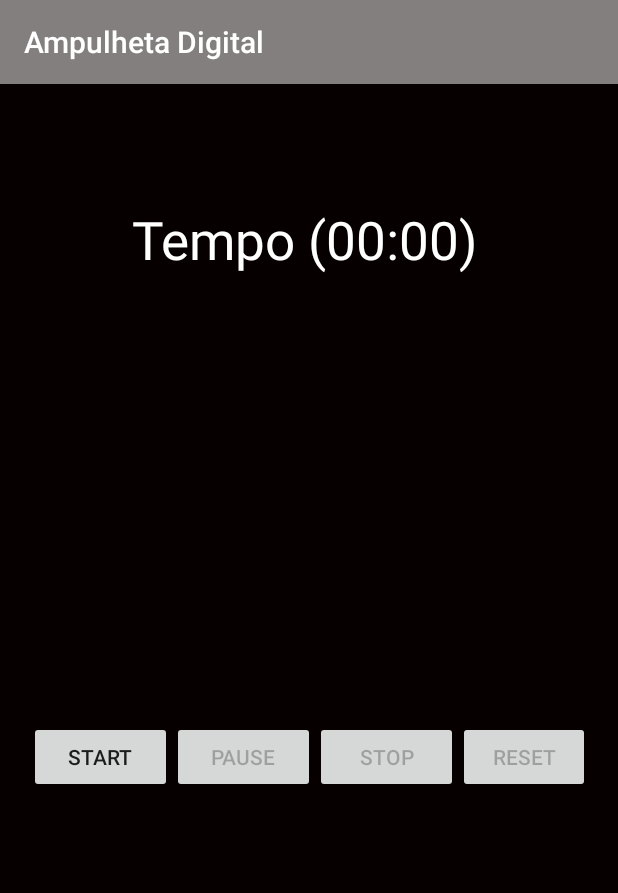
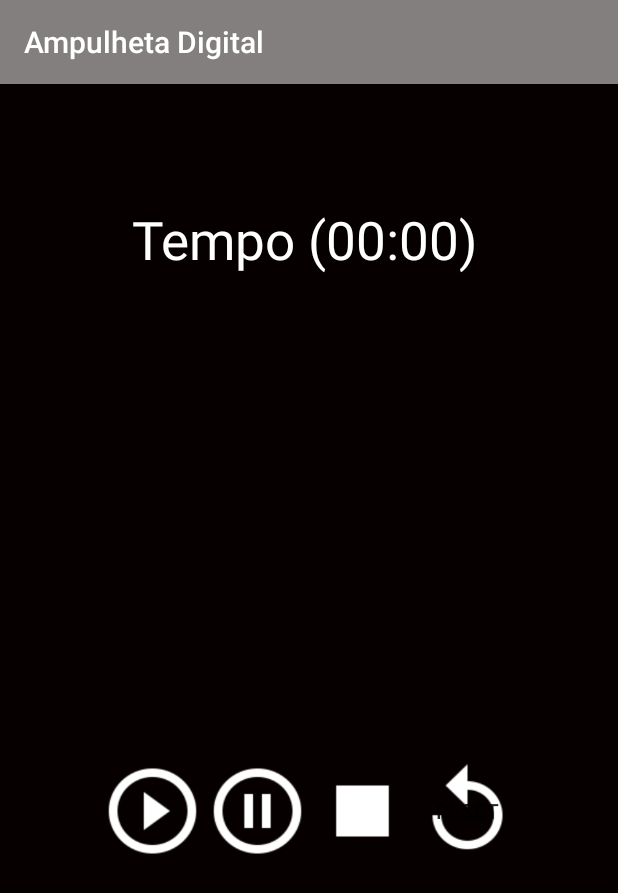
Before and after one commit to demetriosmiguel/AmpulhetaDigital, an Android app: the screen it shows after launch (MainActivity), on a phone screen of 412 x 824 dp. Shown: the top 893 px of the screen. Run offline under Robolectric (Android 15) with nearby library versions, the phone set to English and light mode, and no system bars.

Commit message:
Ajustes dos Botões; Metodo para ocutar um botão quando clicado;

```diff
--- a/app/src/main/res/layout/activity_main.xml
+++ b/app/src/main/res/layout/activity_main.xml
@@ -20,7 +20,7 @@
     <LinearLayout
         android:id="@+id/linearLayout3"
         android:layout_width="match_parent"
-        android:layout_height="50sp"
+        android:layout_height="122dp"
         android:orientation="horizontal"
         android:gravity="center"
         android:layout_x="1dp"
@@ -28,27 +28,28 @@
 
         <Button
             android:id="@+id/btstart"
-            android:layout_width="95sp"
-            android:layout_height="wrap_content"
-            android:text="Start" />
+            android:layout_width="70dp"
+            android:layout_height="68dp"
+            android:background="@drawable/ic_play_circle_outline_white_48dp" />
 
         <Button
             android:id="@+id/btpause"
-            android:layout_width="95sp"
-            android:layout_height="wrap_content"
-            android:text="Pause" />
+            android:layout_width="70sp"
+            android:layout_height="68sp"
+            android:background="@drawable/ic_pause_circle_outline_white_48dp" />
 
         <Button
             android:id="@+id/btStop"
-            android:layout_width="95sp"
-            android:layout_height="wrap_content"
-            android:text="Stop" />
+            android:layout_width="70sp"
+            android:layout_height="68sp"
+            android:background="@drawable/ic_stop_white_48dp" />
 
         <Button
-            android:layout_width="wrap_content"
-            android:layout_height="wrap_content"
-            android:text="Reset"
-            android:id="@+id/btReset" />
+            android:layout_width="70sp"
+            android:layout_height="68sp"
+            android:text="@string/reset"
+            android:id="@+id/btReset"
+            android:background="@drawable/ic_replay_white_48dp" />
 
     </LinearLayout>
 
--- a/app/src/main/res/values/strings.xml
+++ b/app/src/main/res/values/strings.xml
@@ -1,3 +1,7 @@
 <resources>
     <string name="app_name">Ampulheta Digital</string>
+    <string name="start">Start</string>
+    <string name="pause">Pause</string>
+    <string name="stop">Stop</string>
+    <string name="reset">Reset</string>
 </resources>
```
Also changed, not shown: app/src/main/java/com/example/demtriosmiguel/ampulhetadigital/MainActivity.java (+20 -22 lines), app/src/main/res/drawable/ic_pause_circle_outline_white_48dp.png (added), app/src/main/res/drawable/ic_play_circle_outline_white_48dp.png (added), app/src/main/res/drawable/ic_replay_white_48dp.png (added), app/src/main/res/drawable/ic_stop_white_48dp.png (added).
